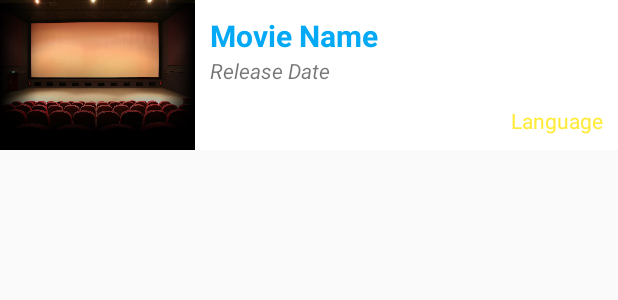
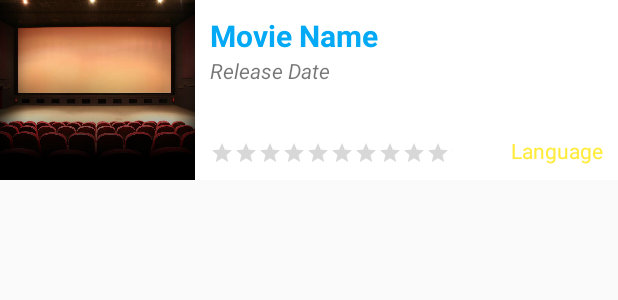
Before and after one commit to darenschaad/Android_Movie-Search, an Android app: the layout movie_list_item.xml on its own in the app's theme, with its tools: preview values and no code run, on a phone screen of 412 x 824 dp. Shown: the top 300 px of the screen. Run offline under Robolectric (Android 15) with nearby library versions, the phone set to English and light mode, and no system bars.

Commit message:
Add rating bar to display rating

```diff
--- a/app/src/main/java/com/epicodus/movielookup/adapters/MovieListAdapter.java
+++ b/app/src/main/java/com/epicodus/movielookup/adapters/MovieListAdapter.java
@@ -6,6 +6,7 @@ import android.view.LayoutInflater;
 import android.view.View;
 import android.view.ViewGroup;
 import android.widget.ImageView;
+import android.widget.RatingBar;
 import android.widget.TextView;
 
 import com.epicodus.movielookup.R;
@@ -48,6 +49,8 @@ public class MovieListAdapter extends RecyclerView.Adapter<MovieListAdapter.Movi
         @Bind(R.id.movieTitleTextView) TextView mMovieTitleTextView;
         @Bind(R.id.releaseDateTextView) TextView mReleaseDateTextView;
         @Bind(R.id.languageTextView) TextView mLanguageTextView;
+        @Bind(R.id.ratingBar)
+        RatingBar mRatingBar;
         private Context mContext;
 
 
@@ -70,6 +73,7 @@ public class MovieListAdapter extends RecyclerView.Adapter<MovieListAdapter.Movi
             } else {
                 mLanguageTextView.setText("Not English");
             }
+            mRatingBar.setRating((float) movie.getRating());
 
         }
     }
--- a/app/src/main/java/com/epicodus/movielookup/models/Movie.java
+++ b/app/src/main/java/com/epicodus/movielookup/models/Movie.java
@@ -9,13 +9,15 @@ public class Movie {
     private String mReleaseDate; //yyyy/mm/dd
     private String mLanguage;
     private String mImageUrl;
+    private double mRating;
 
-    public Movie(String title, String overview, String releaseDate, String language, String imageUrl) {
+    public Movie(String title, String overview, String releaseDate, String language, String imageUrl, double rating) {
         this.mTitle = title;
         this.mOverview = overview;
         this.mReleaseDate = releaseDate;
         this.mLanguage = language;
         this.mImageUrl = imageUrl;
+        this.mRating = rating;
     }
     public String getTitle() {
         return mTitle;
@@ -32,5 +34,5 @@ public class Movie {
     public String getImageUrl() {
         return mImageUrl;
     }
+    public double getRating() { return mRating; }
 }
-//http://image.tmdb.org/t/p/w342/qCrzofMuobtW3kkoIwgUx3zAUNz.jpg
--- a/app/src/main/java/com/epicodus/movielookup/services/MovieService.java
+++ b/app/src/main/java/com/epicodus/movielookup/services/MovieService.java
@@ -56,8 +56,9 @@ public class MovieService {
                     String releaseDate = movieJSON.getString("release_date");
                     String language = movieJSON.getString("original_language");
                     String imageUrl = movieJSON.getString("poster_path");
+                    double rating = movieJSON.getDouble("vote_average");
 
-                    Movie movie = new Movie(title, overview, releaseDate, language, imageUrl);
+                    Movie movie = new Movie(title, overview, releaseDate, language, imageUrl, rating);
                     movies.add(movie);
                 }
             }
--- a/app/src/main/res/layout/activity_main.xml
+++ b/app/src/main/res/layout/activity_main.xml
@@ -36,4 +36,5 @@
         android:id="@+id/movieSearchButton"
         android:layout_alignParentBottom="true"
         android:layout_centerHorizontal="true" />
+
 </RelativeLayout>
--- a/app/src/main/res/layout/movie_list_item.xml
+++ b/app/src/main/res/layout/movie_list_item.xml
@@ -6,7 +6,7 @@
 
     <ImageView
         android:layout_width="130dp"
-        android:layout_height="100dp"
+        android:layout_height="120dp"
         android:id="@+id/movieImageView"
         android:src="@drawable/stock"
         android:scaleType="centerCrop"/>
@@ -49,6 +49,16 @@
                 android:layout_alignParentBottom="true"
                 android:layout_alignParentRight="true"
                 android:textColor="@color/accent"/>
+
+            <RatingBar
+                android:layout_width="162dp"
+                android:layout_height="wrap_content"
+                android:id="@+id/ratingBar"
+                style="?android:attr/ratingBarStyleSmall"
+                android:layout_alignBottom="@+id/languageTextView"
+                android:layout_alignParentLeft="true"
+                android:layout_alignParentStart="true"
+                android:numStars="10" />
         </RelativeLayout>
     </LinearLayout>
 </LinearLayout>
```
